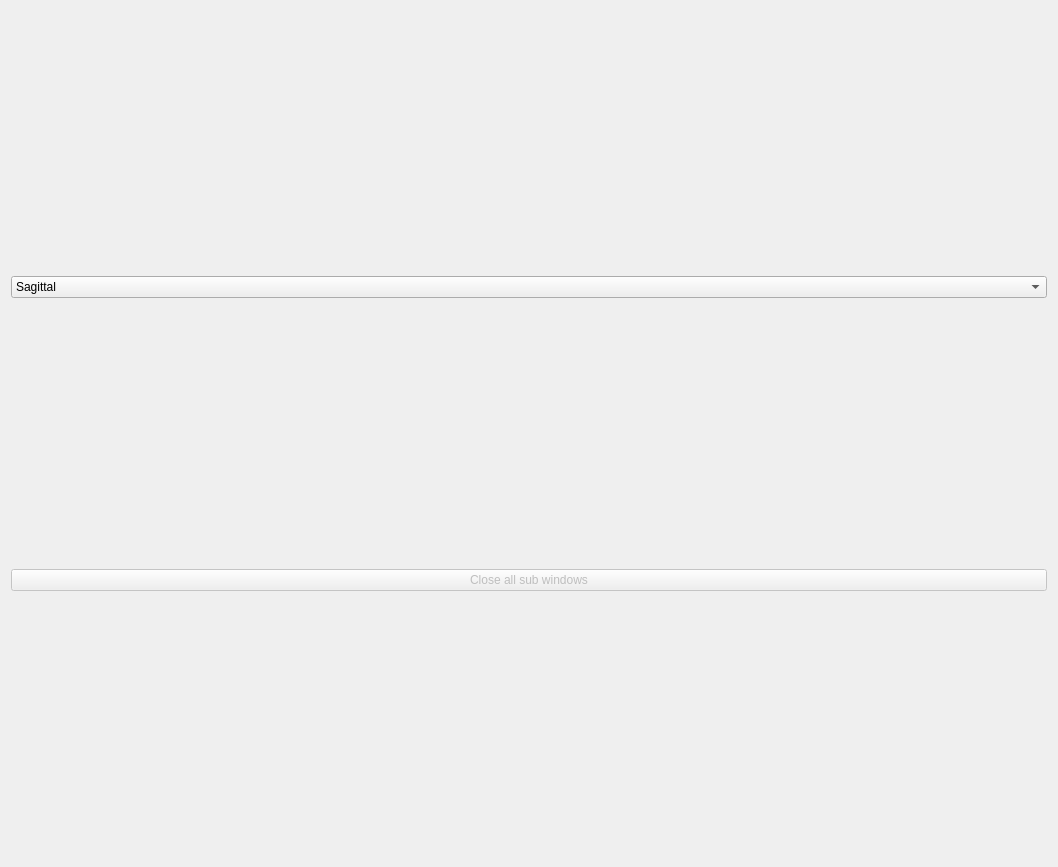
Above: python/brainvisa/tools/displayTitledGrid.ui from brainvisa/axon before the change. Below: the same form after it.
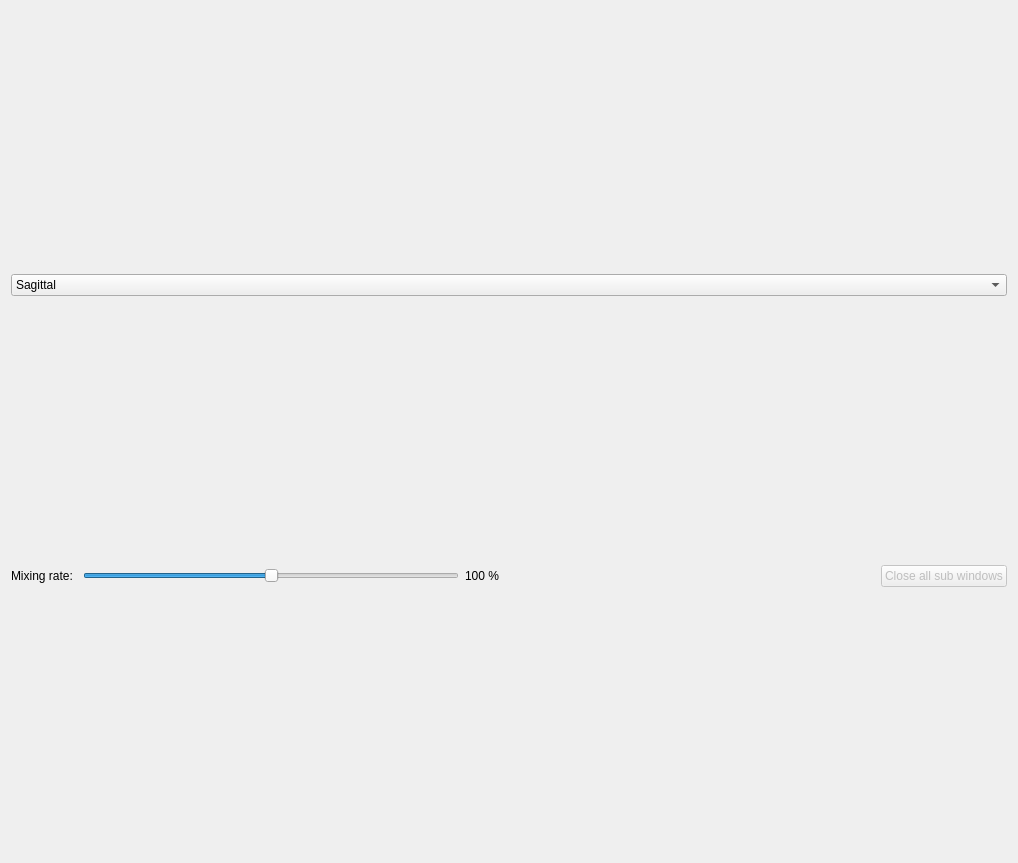
That is the form after the change.

Commit message: added a mixing rate slider in displayTitledGrid

The edit to the form file:
```diff
--- a/python/brainvisa/tools/displayTitledGrid.ui
+++ b/python/brainvisa/tools/displayTitledGrid.ui
@@ -9,17 +9,14 @@
    <rect>
     <x>0</x>
     <y>0</y>
-    <width>1058</width>
-    <height>867</height>
+    <width>1018</width>
+    <height>863</height>
    </rect>
   </property>
   <property name="windowTitle">
    <string>Compare</string>
   </property>
   <layout class="QVBoxLayout" name="verticalLayout">
-   <property name="sizeConstraint">
-    <enum>QLayout::SetNoConstraint</enum>
-   </property>
    <item>
     <layout class="QGridLayout" name="gridLayout" rowstretch="0">
      <property name="sizeConstraint">
@@ -53,14 +50,76 @@
     </layout>
    </item>
    <item>
-    <widget class="QPushButton" name="closeChildBtn">
-     <property name="enabled">
-      <bool>false</bool>
-     </property>
-     <property name="text">
-      <string>Close all sub windows</string>
-     </property>
-    </widget>
+    <layout class="QHBoxLayout" name="horizontalLayout">
+     <item>
+      <widget class="QLabel" name="mixrateLabel">
+       <property name="sizePolicy">
+        <sizepolicy hsizetype="Fixed" vsizetype="Fixed">
+         <horstretch>0</horstretch>
+         <verstretch>0</verstretch>
+        </sizepolicy>
+       </property>
+       <property name="text">
+        <string>Mixing rate: </string>
+       </property>
+      </widget>
+     </item>
+     <item>
+      <widget class="QSlider" name="mixingSlider">
+       <property name="sizePolicy">
+        <sizepolicy hsizetype="Expanding" vsizetype="Fixed">
+         <horstretch>0</horstretch>
+         <verstretch>0</verstretch>
+        </sizepolicy>
+       </property>
+       <property name="maximum">
+        <number>100</number>
+       </property>
+       <property name="sliderPosition">
+        <number>50</number>
+       </property>
+       <property name="orientation">
+        <enum>Qt::Horizontal</enum>
+       </property>
+      </widget>
+     </item>
+     <item>
+      <widget class="QLabel" name="mixRate">
+       <property name="sizePolicy">
+        <sizepolicy hsizetype="Fixed" vsizetype="Fixed">
+         <horstretch>0</horstretch>
+         <verstretch>0</verstretch>
+        </sizepolicy>
+       </property>
+       <property name="text">
+        <string>100 %</string>
+       </property>
+      </widget>
+     </item>
+     <item>
+      <spacer name="horizontalSpacer">
+       <property name="orientation">
+        <enum>Qt::Horizontal</enum>
+       </property>
+       <property name="sizeHint" stdset="0">
+        <size>
+         <width>40</width>
+         <height>20</height>
+        </size>
+       </property>
+      </spacer>
+     </item>
+     <item>
+      <widget class="QPushButton" name="closeChildBtn">
+       <property name="enabled">
+        <bool>false</bool>
+       </property>
+       <property name="text">
+        <string>Close all sub windows</string>
+       </property>
+      </widget>
+     </item>
+    </layout>
    </item>
   </layout>
  </widget>
```
The commit also changes 2 other files.
